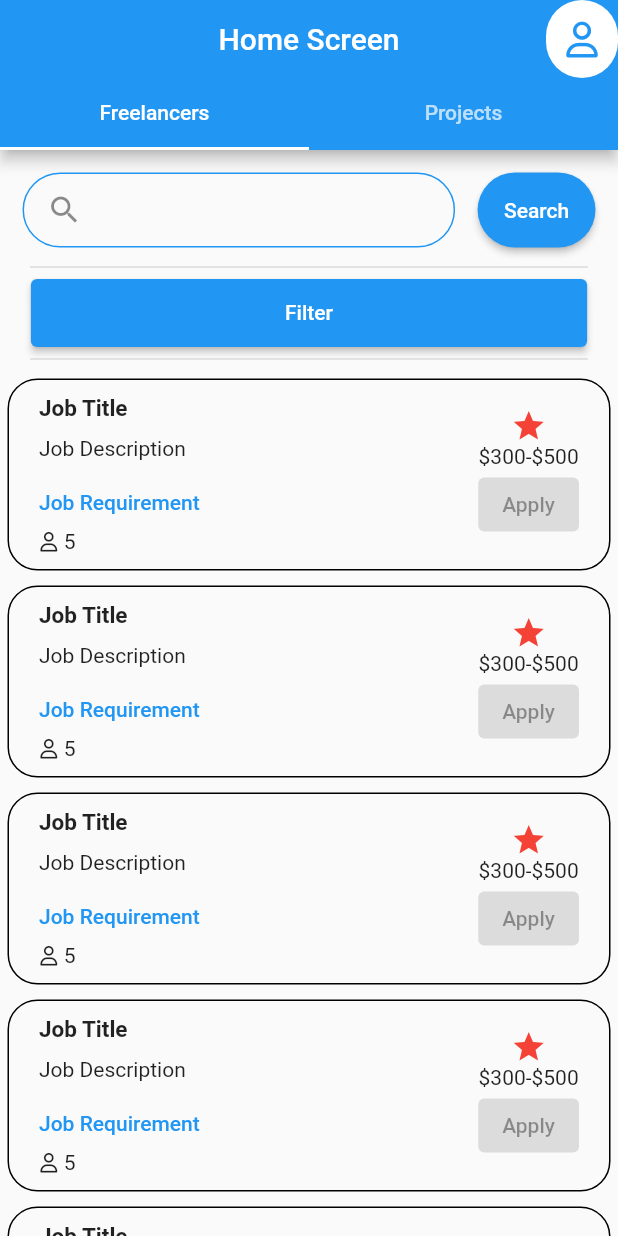
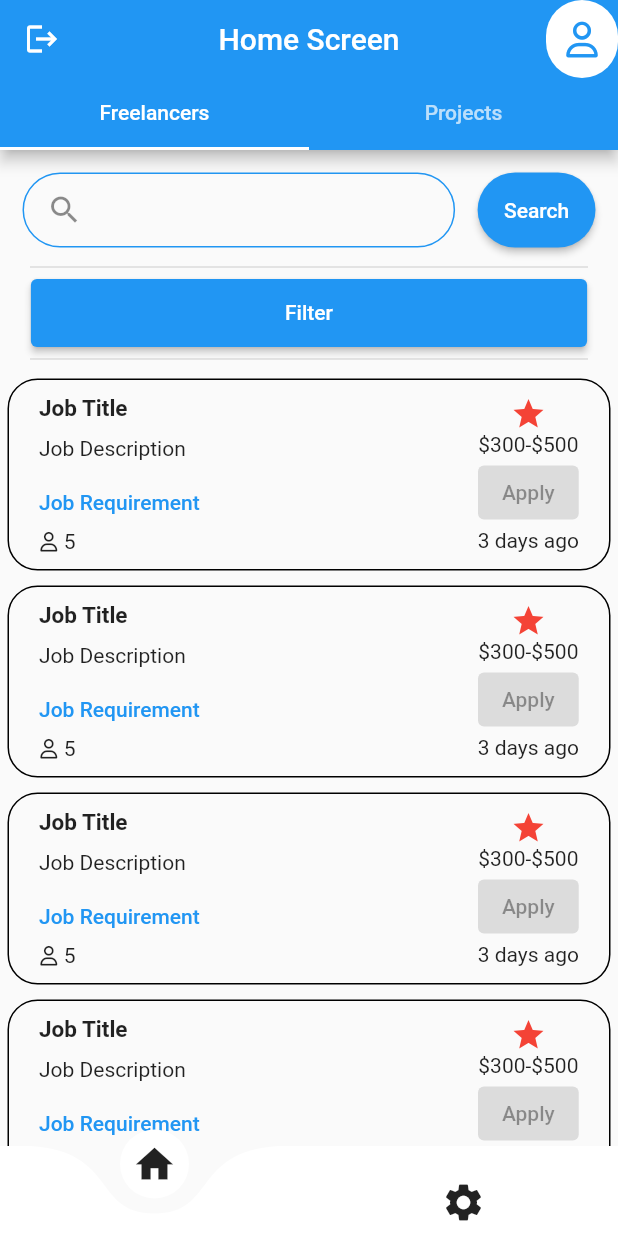
Before and after one commit to Freelancer-s-mobile-Application/Freelancer-s-mobile-Application, a Flutter app: the screen it shows after launch, on a phone screen of 412 x 824 dp. Run offline on Flutter 3.47's test engine with Material 2 defaults, Android fonts, the phone set to English and light mode, and no system bars; drawn by our look-alikes of curved_navigation_bar; our stand-ins replace cloud_firestore, firebase_auth, firebase_core, flutter_riverpod, flutter_staggered_animations, font_awesome_flutter and 1 more; accounts and stored records are empty.

```diff
--- a/freelancer_system/lib/main.dart
+++ b/freelancer_system/lib/main.dart
@@ -1,15 +1,13 @@
 // ignore_for_file: use_key_in_widget_constructors, empty_catches
 
-import 'package:firebase_auth/firebase_auth.dart';
+import 'package:curved_navigation_bar/curved_navigation_bar.dart';
 import 'package:firebase_core/firebase_core.dart';
 import 'package:flutter/material.dart';
 import 'package:flutter_riverpod/flutter_riverpod.dart';
 import 'package:freelancer_system/screens/home/home_screen.dart';
-import 'package:freelancer_system/screens/profile/profile.dart';
 
-import 'components/general_provider.dart';
 import 'firebase_options.dart';
-import 'screens/home/components/user_icon.dart';
+import 'screens/settings/settings.dart';
 
 void main() async {
   WidgetsFlutterBinding.ensureInitialized();
@@ -23,68 +21,55 @@ void main() async {
 
 final navKey = GlobalKey<NavigatorState>();
 
-class MyApp extends StatelessWidget {
+class MyApp extends StatefulWidget {
+  @override
+  State<MyApp> createState() => _MyAppState();
+}
+
+class _MyAppState extends State<MyApp> {
+  int _page = 0;
+  final GlobalKey<CurvedNavigationBarState> _bottomNavigationKey = GlobalKey();
+
+  Widget getScreen(int i) {
+    switch (i) {
+      case 0:
+        return const HomeScreen();
+      case 1:
+        return const SettingScreen();
+      default:
+        return const HomeScreen();
+    }
+  }
+
   @override
   Widget build(BuildContext context) {
     return MaterialApp(
       debugShowCheckedModeBanner: false,
       title: 'Material App',
       navigatorKey: navKey,
-      home: const MainScreen(),
-    );
-  }
-}
-
-class MainScreen extends StatelessWidget {
-  const MainScreen({Key? key}) : super(key: key);
-
-  @override
-  Widget build(BuildContext context) {
-    return DefaultTabController(
-      length: screenList.length,
-      child: Scaffold(
-        appBar: const HomeAppBar(),
-        body: TabBarView(children: [...screenList.toList()]),
+      home: Scaffold(
+        bottomNavigationBar: CurvedNavigationBar(
+          key: _bottomNavigationKey,
+          index: 0,
+          height: 60.0,
+          color: Colors.white,
+          buttonBackgroundColor: Colors.white,
+          backgroundColor: Colors.transparent,
+          animationCurve: Curves.easeInOut,
+          animationDuration: const Duration(milliseconds: 600),
+          onTap: (index) {
+            setState(() {
+              _page = index;
+            });
+          },
+          letIndexChange: (index) => true,
+          items: const <Widget>[
+            Icon(Icons.home, size: 30),
+            Icon(Icons.settings, size: 30),
+          ],
+        ),
+        body: getScreen(_page),
       ),
     );
   }
 }
-
-List<Widget> screenList = [
-  const HomeScreen(),
-  const ProfileScreen(),
-  //const SettingScreen(),
-];
-
-class HomeAppBar extends ConsumerWidget with PreferredSizeWidget {
-  const HomeAppBar();
-
-  @override
-  Widget build(BuildContext context, WidgetRef ref) {
-    final user = ref.watch(userProvider);
-    return AppBar(
-      title: const Text('Home Screen'),
-      centerTitle: true,
-      actions: [
-        if (user)
-          CircleAvatar(
-            backgroundColor: Colors.white,
-            child: Image.network(
-                FirebaseAuth.instance.currentUser!.photoURL.toString()),
-          ),
-        if (!user) const UserLoggedInIcon(),
-      ],
-      bottom: const TabBar(tabs: [
-        Tab(
-          text: 'Freelancers',
-        ),
-        Tab(
-          text: 'Projects',
-        ),
-      ]),
-    );
-  }
-
-  @override
-  Size get preferredSize => const Size.fromHeight(100);
-}
--- a/freelancer_system/lib/screens/home/components/post_tile.dart
+++ b/freelancer_system/lib/screens/home/components/post_tile.dart
@@ -69,6 +69,7 @@ class PostTile extends StatelessWidget {
                     onPressed: null,
                     child: Text('Apply'),
                   ),
+                  Text('3 days ago'),
                 ],
               )
             ],
--- /dev/null
+++ b/freelancer_system/lib/screens/home/freelance.dart
@@ -0,0 +1,59 @@
+import 'package:flutter/material.dart';
+import 'package:flutter_staggered_animations/flutter_staggered_animations.dart';
+
+import 'components/post_tile.dart';
+import 'components/search_bar.dart';
+
+class FreelanceScreen extends StatelessWidget {
+  const FreelanceScreen({Key? key}) : super(key: key);
+
+  @override
+  Widget build(BuildContext context) {
+    Size size = MediaQuery.of(context).size;
+    List list = [1, 2, 3, 4, 5];
+    return SingleChildScrollView(
+      child: Column(
+        children: [
+          const SearchBar(),
+          const Divider(thickness: 1, indent: 20, endIndent: 20),
+          SizedBox(
+            width: size.width * 0.9,
+            height: size.height * 0.055,
+            child: ElevatedButton(
+              onPressed: () {},
+              child: const Text('Filter'),
+            ),
+          ),
+          const Divider(thickness: 1, indent: 20, endIndent: 20),
+          ListViewBuild(list),
+        ],
+      ),
+    );
+  }
+}
+
+class ListViewBuild extends StatefulWidget {
+  const ListViewBuild(this.list);
+
+  final List list;
+
+  @override
+  State<ListViewBuild> createState() => _ListViewBuildState();
+}
+
+class _ListViewBuildState extends State<ListViewBuild> {
+  @override
+  Widget build(BuildContext context) {
+    return ListView.builder(
+      physics: const NeverScrollableScrollPhysics(),
+      shrinkWrap: true,
+      itemCount: widget.list.length,
+      itemBuilder: (BuildContext context, int index) {
+        return AnimationConfiguration.staggeredList(
+          position: widget.list[index],
+          child: const PostTile(),
+        );
+      },
+    );
+  }
+}
--- a/freelancer_system/lib/screens/home/home_screen.dart
+++ b/freelancer_system/lib/screens/home/home_screen.dart
@@ -1,70 +1,70 @@
+import 'package:firebase_auth/firebase_auth.dart';
 import 'package:flutter/material.dart';
-import 'package:flutter_staggered_animations/flutter_staggered_animations.dart';
+import 'package:flutter_riverpod/flutter_riverpod.dart';
 
-import 'components/post_tile.dart';
-import 'components/search_bar.dart';
+import '../../components/general_provider.dart';
+import '../profile/profile.dart';
+import 'components/user_icon.dart';
+import 'freelance.dart';
 
 class HomeScreen extends StatelessWidget {
   const HomeScreen({Key? key}) : super(key: key);
 
   @override
   Widget build(BuildContext context) {
-    return const HomeBody();
-  }
-}
-
-class HomeBody extends StatelessWidget {
-  const HomeBody({
-    Key? key,
-  }) : super(key: key);
-
-  @override
-  Widget build(BuildContext context) {
-    Size size = MediaQuery.of(context).size;
-    List list = [1, 2, 3, 4, 5];
-    return SingleChildScrollView(
-      child: Column(
-        children: [
-          const SearchBar(),
-          const Divider(thickness: 1, indent: 20, endIndent: 20),
-          SizedBox(
-            width: size.width * 0.9,
-            height: size.height * 0.055,
-            child: ElevatedButton(
-              onPressed: () {},
-              child: const Text('Filter'),
-            ),
-          ),
-          const Divider(thickness: 1, indent: 20, endIndent: 20),
-          LIstViewBuild(list),
-        ],
+    return DefaultTabController(
+      length: screenList.length,
+      child: Scaffold(
+        appBar: const HomeAppBar(),
+        body: TabBarView(children: [...screenList.toList()]),
       ),
     );
   }
 }
 
-class LIstViewBuild extends StatefulWidget {
-  const LIstViewBuild(this.list);
+List<Widget> screenList = [
+  const FreelanceScreen(),
+  const ProfileScreen(),
+  //const SettingScreen(),
+];
 
-  final List list;
+class HomeAppBar extends ConsumerWidget with PreferredSizeWidget {
+  const HomeAppBar();
 
   @override
-  State<LIstViewBuild> createState() => _LIstViewBuildState();
-}
-
-class _LIstViewBuildState extends State<LIstViewBuild> {
-  @override
-  Widget build(BuildContext context) {
-    return ListView.builder(
-      physics: const NeverScrollableScrollPhysics(),
-      shrinkWrap: true,
-      itemCount: widget.list.length,
-      itemBuilder: (BuildContext context, int index) {
-        return AnimationConfiguration.staggeredList(
-          position: widget.list[index],
-          child: const PostTile(),
-        );
-      },
+  Widget build(BuildContext context, WidgetRef ref) {
+    final user = ref.watch(userProvider);
+    return AppBar(
+      leading: IconButton(
+        onPressed: () {
+          FirebaseAuth.instance.signOut();
+          ref.read(googleSignInProvider.notifier).state.signOut();
+          ref.refresh(userProvider);
+        },
+        icon: const Icon(Icons.logout),
+      ),
+      title: const Text('Home Screen'),
+      centerTitle: true,
+      actions: [
+        if (user)
+          CircleAvatar(
+            backgroundColor: Colors.white,
+            child: Image.network(
+                FirebaseAuth.instance.currentUser!.photoURL.toString()),
+          ),
+        if (!user) const UserLoggedInIcon(),
+      ],
+      bottom: const TabBar(tabs: [
+        Tab(
+          text: 'Freelancers',
+        ),
+        Tab(
+          text: 'Projects',
+        ),
+      ]),
     );
   }
+
+  @override
+  Size get preferredSize => const Size.fromHeight(100);
 }
--- /dev/null
+++ b/freelancer_system/lib/screens/home/project.dart
@@ -0,0 +1,12 @@
+import 'package:flutter/material.dart';
+
+class ProjectScreen extends StatelessWidget {
+  const ProjectScreen({Key? key}) : super(key: key);
+
+  @override
+  Widget build(BuildContext context) {
+    return const Center(
+      child: Text('Project'),
+    );
+  }
+}
--- a/freelancer_system/lib/screens/settings/settings.dart
+++ b/freelancer_system/lib/screens/settings/settings.dart
@@ -5,8 +5,14 @@ class SettingScreen extends StatelessWidget {
 
   @override
   Widget build(BuildContext context) {
-    return const Center(
-      child: Text('Setting'),
+    return Scaffold(
+      appBar: AppBar(
+        title: const Text('Settings'),
+        centerTitle: true,
+      ),
+      body: const Center(
+        child: Text('Setting'),
+      ),
     );
   }
 }
```
Also changed, not shown: freelancer_system/pubspec.yaml (+2 -7 lines), freelancer_system/pubspec.lock.
